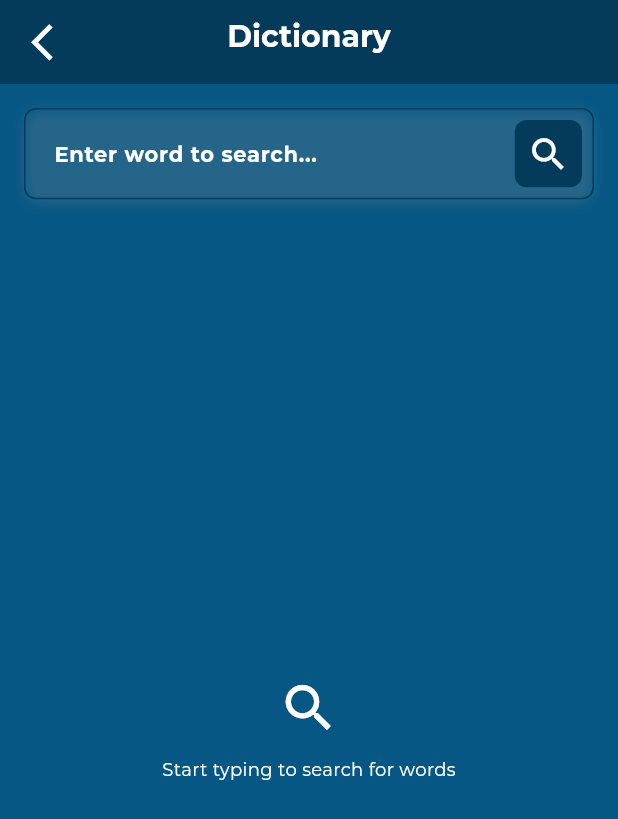
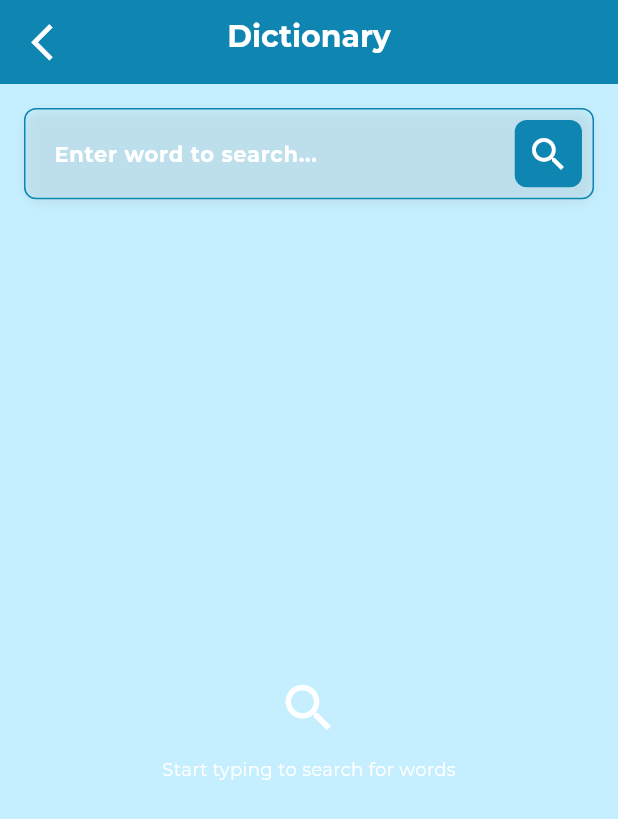
Before and after one commit to hamza-flutterdev/english_grammar, a Flutter app: the screen it shows after launch, after a tap on "Dictionary", on a phone screen of 412 x 824 dp. Shown: the top 819 px of the screen. Run offline on Flutter 3.47's test engine with Material 3 defaults, Android fonts, the phone set to English and light mode, and no system bars; our stand-ins replace carousel_slider, device_preview, flutter_tts, fluttertoast, get, google_generative_ai and 3 more; accounts and stored records are empty; statements that could not run were skipped; project files that could hold a hidden picture were left out.

Commit message:
27/06/2025 - 11:59

```diff
--- a/lib/core/theme/app_colors.dart
+++ b/lib/core/theme/app_colors.dart
@@ -50,10 +50,10 @@ const cyanTextColor = Color(0xFF35BEAE);
 const skyTextColor = Color(0xFF569CD4);
 
 //app primary
-const appBarBgColor = Color(0xFF043B5A);
-const secondaryColor = Color(0XFF075784);
-const primaryColor = Color(0xFF043B5A);
-const bgColor = Color(0XFF075784);
+const appBarBgColor = Color(0xFF0F85B2);
+const secondaryColor = Color(0xFFC5EFFF);
+const primaryColor = Color(0xFF0F85B2);
+const bgColor = Color(0xFFC5EFFF);
 const Color borderColor = Colors.grey;
 const skyBorderColor = Color(0xFF569CD4);
 const Color suffixIconColor = Color(0xff8E8E8E);
--- a/lib/main.dart
+++ b/lib/main.dart
@@ -7,7 +7,7 @@ import 'routes/route_pages.dart';
 void main() {
   runApp(
     DevicePreview(
-      enabled: false, // Set to false before production release
+      enabled: true, // Set to false before production release
       builder: (context) => GrammarApp(),
     ),
   );
@@ -26,10 +26,6 @@ class GrammarApp extends StatelessWidget {
       title: 'Learn English',
       initialRoute: AppRoutes.splash,
       getPages: RoutePages.routes,
-      theme: ThemeData(
-        primarySwatch: Colors.green,
-        visualDensity: VisualDensity.adaptivePlatformDensity,
-      ),
     );
   }
 }
--- a/pubspec.yaml
+++ b/pubspec.yaml
@@ -47,6 +47,8 @@ dependencies:
   google_generative_ai: ^0.4.7
   flutter_tts: ^4.2.3
   carousel_slider: ^5.1.1
+  responsive_builder: ^0.7.1
+  flutter_layout_grid: ^2.0.8
 
 dev_dependencies:
   flutter_test:
```
Also changed, not shown: lib/core/theme/theme.dart (deleted), pubspec.lock.
